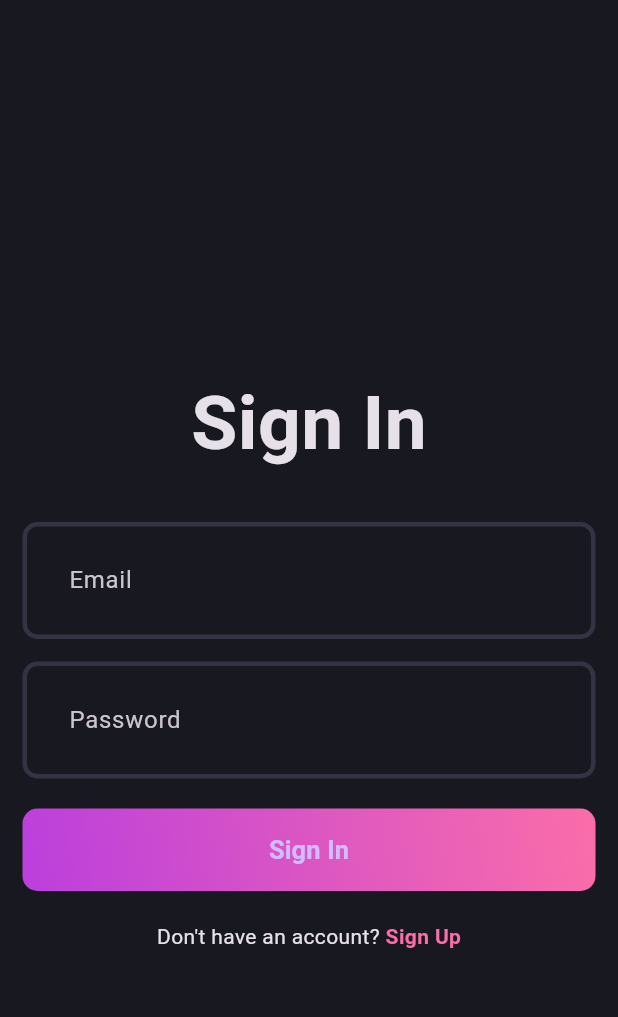
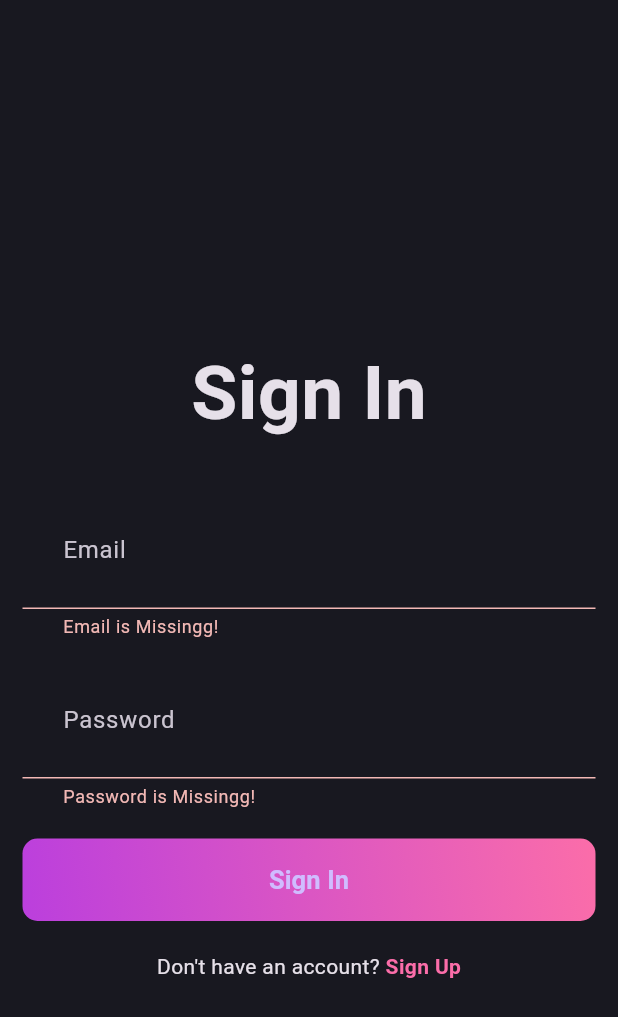
Before and after one commit to puneethkumar18/flutter_blog_app, a Flutter app: the screen it shows after launch, after a tap on "Sign In", on a phone screen of 412 x 824 dp. Shown: the top 1017 px of the screen. Run offline on Flutter 3.47's test engine with Material 3 defaults, Android fonts, the phone set to English and light mode, and no system bars; our stand-ins replace flutter_bloc, fpdart, get_it, supabase_flutter; accounts and stored records are empty.

Commit message:
login set

```diff
--- a/lib/features/auth/domain/repository/auth_repository.dart
+++ b/lib/features/auth/domain/repository/auth_repository.dart
@@ -1,14 +1,15 @@
 import 'package:blog_app/core/error/failures.dart';
+import 'package:blog_app/features/auth/domain/entities/user.dart';
 import 'package:fpdart/fpdart.dart';
 
 abstract interface class AuthRepository {
-  Future<Either<Failure, String>> signUpWithEmailPassword({
+  Future<Either<Failure, User>> signUpWithEmailPassword({
     required String name,
     required String email,
     required String password,
   });
 
-  Future<Either<Failure, String>> logInWithEmailPassword({
+  Future<Either<Failure, User>> logInWithEmailPassword({
     required String email,
     required String password,
   });
--- /dev/null
+++ b/lib/features/auth/domain/usecases/user_log_in.dart
@@ -0,0 +1,28 @@
+import 'package:blog_app/features/auth/domain/repository/auth_repository.dart';
+import 'package:fpdart/fpdart.dart';
+
+import 'package:blog_app/core/error/failures.dart';
+import 'package:blog_app/core/usecases/usecase.dart';
+
+import '../entities/user.dart';
+
+class UserLogIn implements UseCase<User, UserLogInParams> {
+  final AuthRepository authRepository;
+  const UserLogIn({required this.authRepository});
+  @override
+  Future<Either<Failure, User>> call(UserLogInParams params) async {
+    return await authRepository.logInWithEmailPassword(
+      email: params.email,
+      password: params.password,
+    );
+  }
+}
+
+class UserLogInParams {
+  final String email;
+  final String password;
+  UserLogInParams({
+    required this.email,
+    required this.password,
+  });
+}
--- a/lib/features/auth/domain/usecases/user_sign_up.dart
+++ b/lib/features/auth/domain/usecases/user_sign_up.dart
@@ -1,13 +1,14 @@
 import 'package:blog_app/core/error/failures.dart';
 import 'package:blog_app/core/usecases/usecase.dart';
+import 'package:blog_app/features/auth/domain/entities/user.dart';
 import 'package:blog_app/features/auth/domain/repository/auth_repository.dart';
 import 'package:fpdart/fpdart.dart';
 
-class UserSignUp implements UseCase<String, UserSignUpParams> {
+class UserSignUp implements UseCase<User, UserSignUpParams> {
   final AuthRepository authRepository;
   const UserSignUp(this.authRepository);
   @override
-  Future<Either<Failure, String>> call(UserSignUpParams params) async {
+  Future<Either<Failure, User>> call(UserSignUpParams params) async {
     return await authRepository.signUpWithEmailPassword(
       name: params.name,
       email: params.email,
--- a/lib/features/auth/presentation/bloc/auth_bloc.dart
+++ b/lib/features/auth/presentation/bloc/auth_bloc.dart
@@ -1,3 +1,5 @@
+import 'package:blog_app/features/auth/domain/entities/user.dart';
+import 'package:blog_app/features/auth/domain/usecases/user_log_in.dart';
 import 'package:blog_app/features/auth/domain/usecases/user_sign_up.dart';
 import 'package:flutter_bloc/flutter_bloc.dart';
 import 'package:flutter/material.dart';
@@ -7,12 +9,18 @@ part 'auth_state.dart';
 
 class AuthBloc extends Bloc<AuthEvent, AuthState> {
   final UserSignUp _userSignUp;
-  AuthBloc({required UserSignUp userSignUp})
+  final UserLogIn _userLogIn;
+  AuthBloc({required UserSignUp userSignUp, required UserLogIn userLogIn})
       : _userSignUp = userSignUp,
+        _userLogIn = userLogIn,
         super(AuthInitial()) {
-    on<AuthSignUp>(
-      (event, emit) async {
-        final res = await _userSignUp.call(
+    on<AuthSignUp>(_onAuthSignUp);
+
+    on<AuthLogIn>(_onAuthLogIn);
+  }
+  void _onAuthSignUp(AuthSignUp event, Emitter<AuthState> emit) async {
+    emit(AuthLoading());
+    final res = await _userSignUp(
       UserSignUpParams(
         email: event.email,
         name: event.name,
@@ -21,9 +29,23 @@ class AuthBloc extends Bloc<AuthEvent, AuthState> {
     );
     return res.fold(
       (failue) => emit(AuthFailure(failue.message)),
-          (uid) => emit(AuthSuccess(uid)),
+      (user) => emit(AuthSuccess(user)),
     );
-      },
+  }
+
+  void _onAuthLogIn(AuthLogIn event, Emitter<AuthState> emit) async {
+    emit(AuthLoading());
+    final res = await _userLogIn(
+      UserLogInParams(
+        email: event.email,
+        password: event.password,
+      ),
+    );
+    return res.fold(
+      (failure) => emit(AuthFailure(failure.message)),
+      (user) => emit(
+        AuthSuccess(user),
+      ),
     );
   }
 }
--- a/lib/features/auth/presentation/bloc/auth_event.dart
+++ b/lib/features/auth/presentation/bloc/auth_event.dart
@@ -1,16 +1,28 @@
 part of 'auth_bloc.dart';
 
 @immutable
-sealed class AuthEvent {}
+sealed class AuthEvent {
+  const AuthEvent();
+}
 
 final class AuthSignUp extends AuthEvent {
   final String email;
   final String name;
   final String password;
 
-  AuthSignUp({
+  const AuthSignUp({
     required this.email,
     required this.name,
     required this.password,
   });
 }
+
+final class AuthLogIn extends AuthEvent {
+  final String email;
+  final String password;
+
+  const AuthLogIn({
+    required this.email,
+    required this.password,
+  });
+}
--- a/lib/features/auth/presentation/bloc/auth_state.dart
+++ b/lib/features/auth/presentation/bloc/auth_state.dart
@@ -15,6 +15,6 @@ final class AuthFailure extends AuthState {
 }
 
 final class AuthSuccess extends AuthState {
-  final String uid;
-  const AuthSuccess(this.uid);
+  final User user;
+  const AuthSuccess(this.user);
 }
--- a/lib/features/auth/presentation/pages/login_page.dart
+++ b/lib/features/auth/presentation/pages/login_page.dart
@@ -1,8 +1,12 @@
+import 'package:blog_app/core/common/widgets/loader.dart';
 import 'package:blog_app/core/theme/app_pallate.dart';
+import 'package:blog_app/core/utils/show_snackbar.dart';
+import 'package:blog_app/features/auth/presentation/bloc/auth_bloc.dart';
 import 'package:blog_app/features/auth/presentation/pages/signup_page.dart';
 import 'package:blog_app/features/auth/presentation/widgets/auth_field.dart';
 import 'package:blog_app/features/auth/presentation/widgets/auth_gradient_button.dart';
 import 'package:flutter/material.dart';
+import 'package:flutter_bloc/flutter_bloc.dart';
 
 class LogInPage extends StatefulWidget {
   static route() => MaterialPageRoute(
@@ -33,7 +37,17 @@ class _LogInPageState extends State<LogInPage> {
       appBar: AppBar(),
       body: Padding(
           padding: const EdgeInsets.all(15),
-        child: Form(
+          child: BlocConsumer<AuthBloc, AuthState>(
+            listener: (context, state) {
+              if (state is AuthFailure) {
+                showSnackBar(context, state.message);
+              }
+            },
+            builder: (context, state) {
+              if (state is AuthLoading) {
+                return const Loader();
+              }
+              return Form(
                 key: formKey,
                 child: Column(
                   mainAxisAlignment: MainAxisAlignment.center,
@@ -61,7 +75,16 @@ class _LogInPageState extends State<LogInPage> {
                     ),
                     AuthGradientButton(
                       buttonText: "Sign In",
-                onTap: () {},
+                      onTap: () {
+                        if (formKey.currentState!.validate()) {
+                          context.read<AuthBloc>().add(
+                                AuthLogIn(
+                                  email: emailController.text.trim(),
+                                  password: passwordController.text.trim(),
+                                ),
+                              );
+                        }
+                      },
                     ),
                     const SizedBox(
                       height: 20,
@@ -77,8 +100,10 @@ class _LogInPageState extends State<LogInPage> {
                             children: [
                               TextSpan(
                                 text: "Sign Up",
-                          style:
-                              Theme.of(context).textTheme.bodyMedium?.copyWith(
+                                style: Theme.of(context)
+                                    .textTheme
+                                    .bodyMedium
+                                    ?.copyWith(
                                       color: AppPallete.gradient2,
                                       fontWeight: FontWeight.bold,
                                     ),
@@ -88,8 +113,9 @@ class _LogInPageState extends State<LogInPage> {
                     ),
                   ],
                 ),
-        ),
-      ),
+              );
+            },
+          )),
     );
   }
 }
--- a/lib/init_dependencies.dart
+++ b/lib/init_dependencies.dart
@@ -2,6 +2,7 @@ import 'package:blog_app/core/screats/app_screats.dart';
 import 'package:blog_app/features/auth/data/datasources/auth_remote_data_source.dart';
 import 'package:blog_app/features/auth/data/repositories/auth_repositary_impl.dart';
 import 'package:blog_app/features/auth/domain/repository/auth_repository.dart';
+import 'package:blog_app/features/auth/domain/usecases/user_log_in.dart';
 import 'package:blog_app/features/auth/domain/usecases/user_sign_up.dart';
 import 'package:blog_app/features/auth/presentation/bloc/auth_bloc.dart';
 import 'package:get_it/get_it.dart';
@@ -33,10 +34,15 @@ Future<void> initDependencies() async {
       serviceLocator(),
     ),
   );
-
+  serviceLocator.registerFactory(
+    () => UserLogIn(
+      authRepository: serviceLocator(),
+    ),
+  );
   serviceLocator.registerLazySingleton(
     () => AuthBloc(
       userSignUp: serviceLocator(),
+      userLogIn: serviceLocator(),
     ),
   );
 }
```
Also changed, not shown: lib/core/common/widgets/loader.dart (added, +12 -0 lines), lib/core/utils/show_snackbar.dart (added, +16 -0 lines), lib/features/auth/data/datasources/auth_remote_data_source.dart (+11 -8 lines), lib/features/auth/data/models/user_model.dart (added, +17 -0 lines), lib/features/auth/data/repositories/auth_repositary_impl.dart (+27 -12 lines), lib/features/auth/domain/entities/user.dart (added, +18 -0 lines), lib/features/auth/presentation/pages/signup_page.dart (+19 -3 lines). Lines whose indentation alone changed are shown as unchanged.
